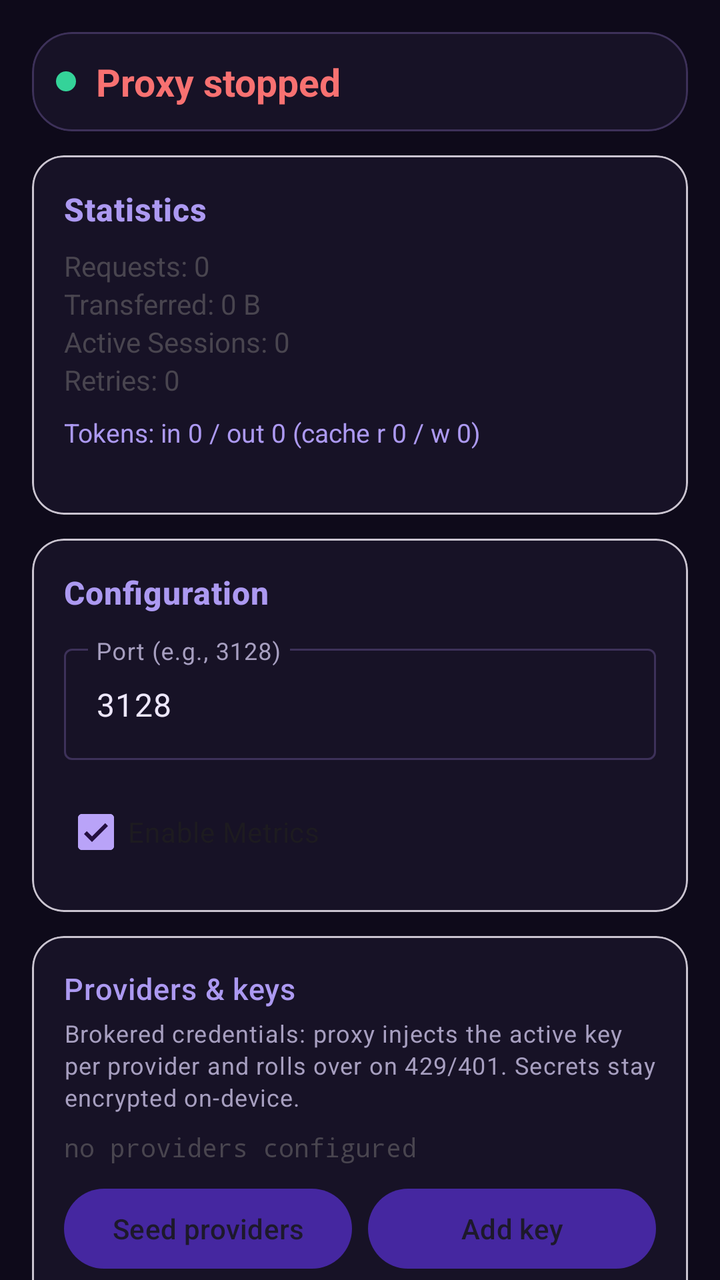
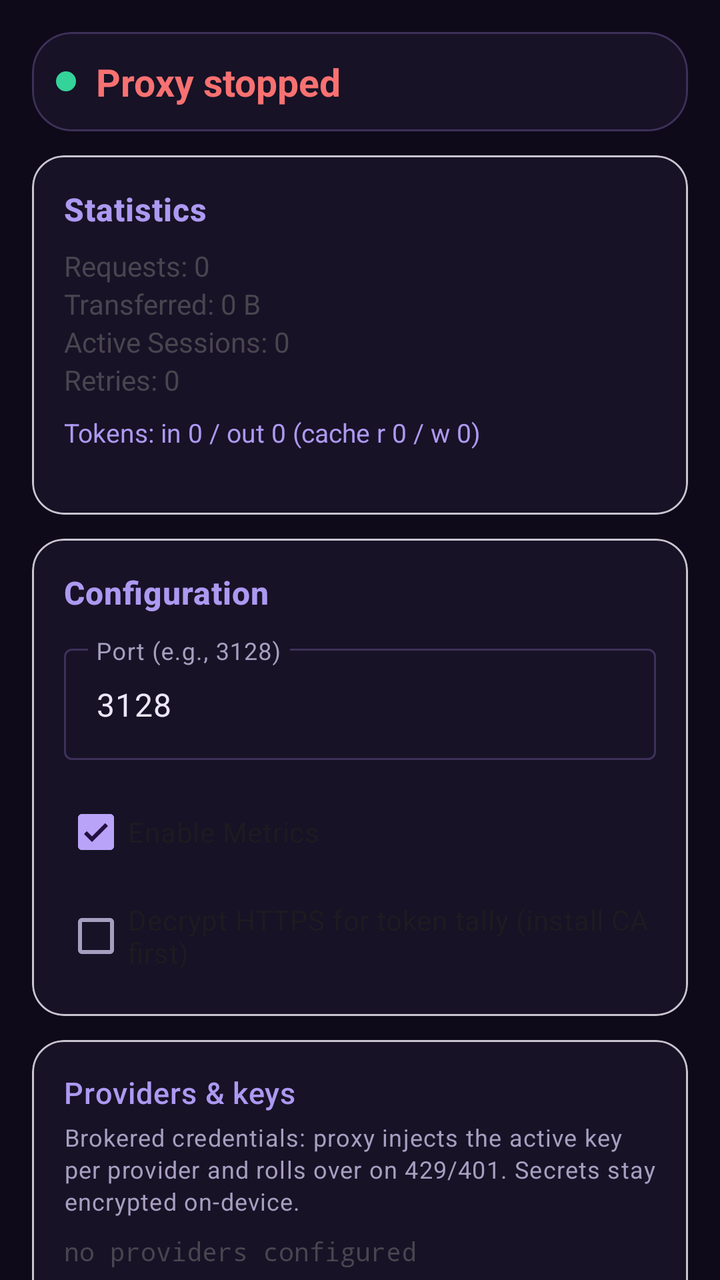

An Android layout rendered at two revisions. The XML below is the earlier revision; the diff shows what the commit changed to produce the second picture.
<!-- AndroidManifest.xml: activity theme Theme.ProxyApp.NoActionBar -->
<!-- res/layout/activity_main.xml -->
<?xml version="1.0" encoding="utf-8"?>
<androidx.constraintlayout.widget.ConstraintLayout
    xmlns:android="http://schemas.android.com/apk/res/android"
    xmlns:app="http://schemas.android.com/apk/res-auto"
    xmlns:tools="http://schemas.android.com/tools"
    android:layout_width="match_parent"
    android:layout_height="match_parent"
    android:fitsSystemWindows="true"
    tools:context=".MainActivity">

    <androidx.core.widget.NestedScrollView
        android:layout_width="match_parent"
        android:layout_height="0dp"
        android:fillViewport="true"
        app:layout_constraintBottom_toBottomOf="parent"
        app:layout_constraintTop_toTopOf="parent"
        app:layout_constraintStart_toStartOf="parent"
        app:layout_constraintEnd_toEndOf="parent">

        <LinearLayout
            android:layout_width="match_parent"
            android:layout_height="wrap_content"
            android:orientation="vertical"
            android:padding="16dp">

            <com.google.android.material.card.MaterialCardView
                android:id="@+id/statusCard"
                android:layout_width="match_parent"
                android:layout_height="wrap_content"
                android:layout_marginBottom="12dp"
                app:cardCornerRadius="20dp"
                app:strokeWidth="1dp"
                app:strokeColor="@color/outline"
                app:cardBackgroundColor="@color/surface">

                <LinearLayout
                    android:layout_width="match_parent"
                    android:layout_height="wrap_content"
                    android:orientation="vertical"
                    android:padding="12dp">

                    <LinearLayout
                        android:layout_width="match_parent"
                        android:layout_height="wrap_content"
                        android:orientation="horizontal"
                        android:gravity="center_vertical">

                        <View
                            android:id="@+id/statusDot"
                            android:layout_width="10dp"
                            android:layout_height="10dp"
                            android:layout_marginEnd="10dp"
                            android:background="@drawable/status_dot" />

                        <TextView
                            android:id="@+id/statusText"
                            android:layout_width="0dp"
                            android:layout_height="wrap_content"
                            android:layout_weight="1"
                            android:text="@string/proxy_stopped"
                            android:textSize="19sp"
                            android:textStyle="bold"
                            android:textColor="@color/red" />
                    </LinearLayout>

                    <TextView
                        android:id="@+id/portText"
                        android:layout_width="match_parent"
                        android:layout_height="wrap_content"
                        android:text=""
                        android:textSize="13sp"
                        android:gravity="center"
                        android:layout_marginTop="4dp"
                        android:textColor="@color/purple_200"
                        android:visibility="gone"/>

                    <TextView
                        android:id="@+id/upstreamText"
                        android:layout_width="match_parent"
                        android:layout_height="wrap_content"
                        android:text=""
                        android:textSize="12sp"
                        android:gravity="center"
                        android:layout_marginTop="2dp"
                        android:visibility="gone"/>
                </LinearLayout>
            </com.google.android.material.card.MaterialCardView>

            <com.google.android.material.card.MaterialCardView
                android:id="@+id/statsCard"
                android:layout_width="match_parent"
                android:layout_height="wrap_content"
                app:cardBackgroundColor="@color/surface"
                android:layout_marginBottom="12dp"
                app:cardCornerRadius="16dp">

                <LinearLayout
                    android:layout_width="match_parent"
                    android:layout_height="wrap_content"
                    android:orientation="vertical"
                    android:padding="16dp">

                    <TextView
                        android:layout_width="match_parent"
                        android:layout_height="wrap_content"
                        android:text="Statistics"
                        android:textSize="16sp"
                        android:textStyle="bold"
                        style="@style/Text.SectionTitle"/>

                    <TextView
                        android:id="@+id/requestsText"
                        android:layout_width="match_parent"
                        android:layout_height="wrap_content"
                        android:text="Requests: 0"
                        android:layout_marginTop="8dp"/>

                    <TextView
                        android:id="@+id/bytesText"
                        android:layout_width="match_parent"
                        android:layout_height="wrap_content"
                        android:text="Transferred: 0 B"/>

                    <TextView
                        android:id="@+id/sessionsText"
                        android:layout_width="match_parent"
                        android:layout_height="wrap_content"
                        android:text="Active Sessions: 0"/>

                    <TextView
                        android:id="@+id/retriesText"
                        android:layout_width="match_parent"
                        android:layout_height="wrap_content"
                        android:text="Retries: 0"/>

                    <TextView
                        android:id="@+id/tokensText"
                        android:layout_width="match_parent"
                        android:layout_height="wrap_content"
                        android:layout_marginTop="8dp"
                        android:text="Tokens: in 0 / out 0 (cache r 0 / w 0)"
                        android:textSize="13sp"
                        android:textColor="@color/title_violet"/>

                    <TextView
                        android:id="@+id/hostsText"
                        android:layout_width="match_parent"
                        android:layout_height="wrap_content"
                        android:textSize="12sp"
                        android:fontFamily="monospace"
                        android:text=""/>
                </LinearLayout>
            </com.google.android.material.card.MaterialCardView>

            <com.google.android.material.card.MaterialCardView
                android:id="@+id/configCard"
                android:layout_width="match_parent"
                android:layout_height="wrap_content"
                app:cardBackgroundColor="@color/surface"
                android:layout_marginBottom="12dp"
                app:cardCornerRadius="16dp">

                <LinearLayout
                    android:layout_width="match_parent"
                    android:layout_height="wrap_content"
                    android:orientation="vertical"
                    android:padding="16dp">

                    <TextView
                        android:layout_width="match_parent"
                        android:layout_height="wrap_content"
                        android:text="Configuration"
                        android:textSize="16sp"
                        android:textStyle="bold"
                        style="@style/Text.SectionTitle"/>

                    <com.google.android.material.textfield.TextInputLayout
                        android:layout_width="match_parent"
                        android:layout_height="wrap_content"
                        android:layout_marginTop="12dp"
                        android:hint="@string/port_hint"
                        style="@style/Widget.Material3.TextInputLayout.OutlinedBox">

                        <com.google.android.material.textfield.TextInputEditText
                            android:id="@+id/portInput"
                            android:layout_width="match_parent"
                            android:layout_height="wrap_content"
                            android:inputType="number"
                            android:text="3128"/>
                    </com.google.android.material.textfield.TextInputLayout>

                    <com.google.android.material.checkbox.MaterialCheckBox
                        android:id="@+id/metricsCheck"
                        android:layout_width="wrap_content"
                        android:layout_height="wrap_content"
                        android:layout_marginTop="12dp"
                        android:text="@string/metrics_enabled"
                        android:checked="true"/>
                </LinearLayout>
            </com.google.android.material.card.MaterialCardView>

            <com.google.android.material.card.MaterialCardView
                android:id="@+id/providersCard"
                android:layout_width="match_parent"
                android:layout_height="wrap_content"
                android:layout_marginBottom="12dp"
                app:cardCornerRadius="16dp"
                app:cardBackgroundColor="@color/surface">

                <LinearLayout
                    android:layout_width="match_parent"
                    android:layout_height="wrap_content"
                    android:orientation="vertical"
                    android:padding="16dp">

                    <TextView
                        android:layout_width="match_parent"
                        android:layout_height="wrap_content"
                        style="@style/Text.SectionTitle"
                        android:text="@string/providers_title"/>

                    <TextView
                        android:layout_width="match_parent"
                        android:layout_height="wrap_content"
                        style="@style/Text.Hint"
                        android:layout_marginTop="4dp"
                        android:text="@string/providers_hint"/>

                    <TextView
                        android:id="@+id/providersSummaryText"
                        android:layout_width="match_parent"
                        android:layout_height="wrap_content"
                        android:layout_marginTop="8dp"
                        android:textSize="13sp"
                        android:fontFamily="monospace"
                        android:text="no providers configured"/>

                    <LinearLayout
                        android:layout_width="match_parent"
                        android:layout_height="wrap_content"
                        android:orientation="horizontal"
                        android:layout_marginTop="8dp">

                        <com.google.android.material.button.MaterialButton
                            android:id="@+id/seedProvidersButton"
                            android:layout_width="0dp"
                            android:layout_height="wrap_content"
                            android:layout_weight="1"
                            android:layout_marginEnd="4dp"
                            android:text="@string/seed_providers"
                            style="@style/Widget.Material3.Button.TonalButton"/>

                        <com.google.android.material.button.MaterialButton
                            android:id="@+id/addKeyButton"
                            android:layout_width="0dp"
                            android:layout_height="wrap_content"
                            android:layout_weight="1"
                            android:layout_marginStart="4dp"
                            android:text="@string/add_key"
                            style="@style/Widget.Material3.Button.TonalButton"/>
                    </LinearLayout>

                    <LinearLayout
                        android:layout_width="match_parent"
                        android:layout_height="wrap_content"
                        android:orientation="horizontal"
                        android:layout_marginTop="8dp">

                        <com.google.android.material.button.MaterialButton
                            android:id="@+id/exportBackupButton"
                            android:layout_width="0dp"
                            android:layout_height="wrap_content"
                            android:layout_weight="1"
                            android:layout_marginEnd="4dp"
                            android:text="@string/export_backup"
                            style="@style/Widget.Material3.Button.OutlinedButton"/>

                        <com.google.android.material.button.MaterialButton
                            android:id="@+id/importBackupButton"
                            android:layout_width="0dp"
                            android:layout_height="wrap_content"
                            android:layout_weight="1"
                            android:layout_marginStart="4dp"
                            android:text="@string/import_backup"
                            style="@style/Widget.Material3.Button.OutlinedButton"/>
                    </LinearLayout>
                </LinearLayout>
            </com.google.android.material.card.MaterialCardView>

            <com.google.android.material.card.MaterialCardView
                android:id="@+id/eventsCard"
                android:layout_width="match_parent"
                android:layout_height="wrap_content"
                android:layout_marginBottom="12dp"
                app:cardCornerRadius="16dp"
                app:cardBackgroundColor="@color/surface">

                <LinearLayout
                    android:layout_width="match_parent"
                    android:layout_height="wrap_content"
                    android:orientation="vertical"
                    android:padding="16dp">

                    <TextView
                        android:layout_width="match_parent"
                        android:layout_height="wrap_content"
                        style="@style/Text.SectionTitle"
                        android:text="@string/events_title"/>

                    <ScrollView
                        android:id="@+id/eventsScrollView"
                        android:layout_width="match_parent"
                        android:layout_height="wrap_content"
                        android:maxHeight="220dp"
                        android:layout_marginTop="8dp"
                        android:background="@drawable/script_block_bg">

                        <TextView
                            android:id="@+id/eventsText"
                            android:layout_width="match_parent"
                            android:layout_height="wrap_content"
                            android:padding="10dp"
                            style="@style/Text.ScriptBlock"
                            android:text="No events yet — start the proxy."/>
                    </ScrollView>
                </LinearLayout>
            </com.google.android.material.card.MaterialCardView>

            <LinearLayout
                android:layout_width="match_parent"
                android:layout_height="wrap_content"
                android:orientation="horizontal"
                android:gravity="center"
                android:layout_marginTop="4dp">

                <com.google.android.material.button.MaterialButton
                    android:id="@+id/startStopButton"
                    android:layout_width="0dp"
                    android:layout_height="wrap_content"
                    android:layout_weight="1"
                    android:layout_marginEnd="8dp"
                    android:text="@string/start_proxy"
                    app:icon="@android:drawable/ic_media_play"/>

                <com.google.android.material.button.MaterialButton
                    android:id="@+id/exportButton"
                    android:layout_width="0dp"
                    android:layout_height="wrap_content"
                    android:layout_weight="1"
                    android:layout_marginStart="8dp"
                    android:text="@string/export_metrics"/>
            </LinearLayout>

            <com.google.android.material.button.MaterialButton
                android:id="@+id/clearButton"
                android:layout_width="match_parent"
                android:layout_height="wrap_content"
                android:layout_marginTop="8dp"
                android:text="@string/clear_metrics"
                style="@style/Widget.Material3.Button.OutlinedButton"/>

            <com.google.android.material.card.MaterialCardView
                android:id="@+id/setupScriptCard"
                android:layout_width="match_parent"
                android:layout_height="wrap_content"
                app:cardBackgroundColor="@color/surface"
                android:layout_marginTop="12dp"
                app:cardCornerRadius="16dp">

                <LinearLayout
                    android:layout_width="match_parent"
                    android:layout_height="wrap_content"
                    android:orientation="vertical"
                    android:padding="16dp">

                    <LinearLayout
                        android:id="@+id/setupScriptHeader"
                        android:layout_width="match_parent"
                        android:layout_height="wrap_content"
                        android:orientation="horizontal"
                        android:gravity="center_vertical"
                        android:clickable="true"
                        android:focusable="true">

                        <TextView
                            android:layout_width="0dp"
                            android:layout_height="wrap_content"
                            android:layout_weight="1"
                            android:text="@string/setup_script_title"
                            android:textSize="16sp"
                            android:textStyle="bold"
                            style="@style/Text.SectionTitle"/>

                        <ImageView
                            android:id="@+id/setupScriptExpandIcon"
                            android:layout_width="32dp"
                            android:layout_height="32dp"
                            android:padding="4dp"
                            android:src="@android:drawable/arrow_down_float"
                            android:contentDescription="@string/expand"/>
                    </LinearLayout>

                    <TextView
                        android:layout_width="match_parent"
                        android:layout_height="wrap_content"
                        android:text="@string/setup_script_hint"
                        style="@style/Text.Hint"
                        android:layout_marginTop="4dp"/>

                    <com.google.android.material.button.MaterialButton
                        android:id="@+id/copyScriptButton"
                        android:layout_width="wrap_content"
                        android:layout_height="wrap_content"
                        android:layout_marginTop="8dp"
                        android:text="@string/copy_setup_script"
                        app:icon="@android:drawable/ic_menu_save"
                        app:strokeWidth="1dp"
                        app:strokeColor="@color/outline"/>

                    <ScrollView
                        android:id="@+id/setupScriptScrollView"
                        android:layout_width="match_parent"
                        android:layout_height="wrap_content"
                        android:maxHeight="280dp"
                        android:layout_marginTop="8dp"
                        android:background="@drawable/script_block_bg"
                        android:visibility="gone">

                        <HorizontalScrollView
                            android:layout_width="match_parent"
                            android:layout_height="wrap_content">

                            <TextView
                                android:id="@+id/setupScriptText"
                                android:layout_width="wrap_content"
                                android:layout_height="wrap_content"
                                android:padding="10dp"
                                style="@style/Text.ScriptBlock"
                                android:textIsSelectable="true"/>
                        </HorizontalScrollView>
                    </ScrollView>
                </LinearLayout>
            </com.google.android.material.card.MaterialCardView>

            <com.google.android.material.card.MaterialCardView
                android:id="@+id/cleanupScriptCard"
                android:layout_width="match_parent"
                android:layout_height="wrap_content"
                app:cardBackgroundColor="@color/surface"
                android:layout_marginTop="12dp"
                android:layout_marginBottom="24dp"
                app:cardCornerRadius="16dp">

                <LinearLayout
                    android:layout_width="match_parent"
                    android:layout_height="wrap_content"
                    android:orientation="vertical"
                    android:padding="16dp">

                    <LinearLayout
                        android:id="@+id/cleanupScriptHeader"
                        android:layout_width="match_parent"
                        android:layout_height="wrap_content"
                        android:orientation="horizontal"
                        android:gravity="center_vertical"
                        android:clickable="true"
                        android:focusable="true">

                        <TextView
                            android:layout_width="0dp"
                            android:layout_height="wrap_content"
                            android:layout_weight="1"
                            android:text="@string/cleanup_script_title"
                            android:textSize="16sp"
                            android:textStyle="bold"
                            style="@style/Text.SectionTitle"/>

                        <ImageView
                            android:id="@+id/cleanupScriptExpandIcon"
                            android:layout_width="32dp"
                            android:layout_height="32dp"
                            android:padding="4dp"
                            android:src="@android:drawable/arrow_down_float"
                            android:contentDescription="@string/expand"/>
                    </LinearLayout>

                    <TextView
                        android:layout_width="match_parent"
                        android:layout_height="wrap_content"
                        android:text="@string/cleanup_script_hint"
                        style="@style/Text.Hint"
                        android:layout_marginTop="4dp"/>

                    <com.google.android.material.button.MaterialButton
                        android:id="@+id/copyCleanupButton"
                        android:layout_width="wrap_content"
                        android:layout_height="wrap_content"
                        android:layout_marginTop="8dp"
                        android:text="@string/copy_cleanup_script"
                        app:icon="@android:drawable/ic_menu_save"
                        app:strokeWidth="1dp"
                        app:strokeColor="@color/outline"/>

                    <ScrollView
                        android:id="@+id/cleanupScriptScrollView"
                        android:layout_width="match_parent"
                        android:layout_height="wrap_content"
                        android:maxHeight="280dp"
                        android:layout_marginTop="8dp"
                        android:background="@drawable/script_block_bg"
                        android:visibility="gone">

                        <HorizontalScrollView
                            android:layout_width="match_parent"
                            android:layout_height="wrap_content">

                            <TextView
                                android:id="@+id/cleanupScriptText"
                                android:layout_width="wrap_content"
                                android:layout_height="wrap_content"
                                android:padding="8dp"
                                android:textSize="11sp"
                                android:fontFamily="monospace"
                                android:textIsSelectable="true"/>
                        </HorizontalScrollView>
                    </ScrollView>
                </LinearLayout>
            </com.google.android.material.card.MaterialCardView>
        </LinearLayout>
    </androidx.core.widget.NestedScrollView>
</androidx.constraintlayout.widget.ConstraintLayout>
<!-- resources referenced by this layout -->
<resources>
  <color name="outline">#FF3D3159</color>
  <color name="purple_200">#FFB9A3F8</color>
  <color name="red">#FFF87171</color>
  <color name="surface">#FF171226</color>
  <color name="title_violet">#FFAC99F1</color>
  <!-- drawable script_block_bg (drawable) -->
  <?xml version="1.0" encoding="utf-8"?>
  <shape xmlns:android="http://schemas.android.com/apk/res/android"
      android:shape="rectangle">
      <solid android:color="@color/surface_high" />
      <stroke
          android:width="1dp"
          android:color="@color/outline_variant" />
      <corners android:radius="12dp" />
  </shape>
  <!-- drawable status_dot (drawable) -->
  <?xml version="1.0" encoding="utf-8"?>
  <shape xmlns:android="http://schemas.android.com/apk/res/android"
      android:shape="oval">
      <solid android:color="@color/status_running" />
      <size
          android:width="10dp"
          android:height="10dp" />
  </shape>
  <string name="add_key">Add key</string>
  <string name="cleanup_script_hint">Copy and paste into Termux / proot Ubuntu to remove proxy env, kill daemon, clear metrics.</string>
  <string name="cleanup_script_title">Terminal cleanup script</string>
  <string name="clear_metrics">Clear Metrics</string>
  <string name="copy_cleanup_script">Copy cleanup script</string>
  <string name="copy_setup_script">Copy setup script</string>
  <string name="events_title">Recent events</string>
  <string name="expand">Expand</string>
  <string name="export_backup">Export backup</string>
  <string name="export_metrics">Export Metrics</string>
  <string name="import_backup">Import backup</string>
  <string name="metrics_enabled">Enable Metrics</string>
  <string name="port_hint">Port (e.g., 3128)</string>
  <string name="providers_hint">Brokered credentials: proxy injects the active key per provider and rolls over on 429/401. Secrets stay encrypted on-device.</string>
  <string name="providers_title">Providers &amp; keys</string>
  <string name="proxy_stopped">Proxy stopped</string>
  <string name="seed_providers">Seed providers</string>
  <string name="setup_script_hint">Copy and paste into Termux / proot Ubuntu to route opencode through this proxy.</string>
  <string name="setup_script_title">Terminal setup script</string>
  <string name="start_proxy">Start Proxy</string>
  <style name="Text.Hint" parent="TextAppearance.Material3.BodySmall">
          <item name="android:textColor">@color/hint_text</item>
      </style>
  <style name="Text.ScriptBlock" parent="TextAppearance.Material3.BodySmall">
          <item name="android:textColor">@color/on_surface</item>
          <item name="android:fontFamily">monospace</item>
          <item name="android:textSize">11sp</item>
      </style>
  <style name="Text.SectionTitle" parent="TextAppearance.Material3.TitleMedium">
          <item name="android:textColor">@color/title_violet</item>
          <item name="android:textSize">15sp</item>
          <item name="android:letterSpacing">0.02</item>
      </style>
  <style name="Theme.ProxyApp.NoActionBar">
          <item name="windowActionBar">false</item>
          <item name="windowNoTitle">true</item>
      </style>
  <color name="surface_high">#FF241B3D</color>
  <color name="outline_variant">#FF2C2342</color>
  <color name="status_running">#FF34D399</color>
  <color name="hint_text">#FFA79FC0</color>
  <color name="on_surface">#FFEDE7FB</color>
</resources>

<!-- the commit's change to res/layout/activity_main.xml (unified diff, before → after) -->
@@ -196,6 +196,14 @@
                         android:layout_marginTop="12dp"
                         android:text="@string/metrics_enabled"
                         android:checked="true"/>
+
+                    <com.google.android.material.checkbox.MaterialCheckBox
+                        android:id="@+id/mitmCheck"
+                        android:layout_width="wrap_content"
+                        android:layout_height="wrap_content"
+                        android:layout_marginTop="4dp"
+                        android:text="@string/mitm_enabled"
+                        android:checked="false"/>
                 </LinearLayout>
             </com.google.android.material.card.MaterialCardView>
 
@@ -284,6 +292,14 @@
                             android:text="@string/import_backup"
                             style="@style/Widget.Material3.Button.OutlinedButton"/>
                     </LinearLayout>
+
+                    <com.google.android.material.button.MaterialButton
+                        android:id="@+id/exportCaButton"
+                        android:layout_width="match_parent"
+                        android:layout_height="wrap_content"
+                        android:layout_marginTop="8dp"
+                        android:text="@string/export_ca"
+                        style="@style/Widget.Material3.Button.OutlinedButton"/>
                 </LinearLayout>
             </com.google.android.material.card.MaterialCardView>
 
<!-- resource entries referenced after the edit -->
@@ -33,9 +33,11 @@
   <string name="events_title">Recent events</string>
   <string name="expand">Expand</string>
   <string name="export_backup">Export backup</string>
+  <string name="export_ca">Export MITM CA</string>
   <string name="export_metrics">Export Metrics</string>
   <string name="import_backup">Import backup</string>
   <string name="metrics_enabled">Enable Metrics</string>
+  <string name="mitm_enabled">Decrypt HTTPS for token tally (install CA first)</string>
   <string name="port_hint">Port (e.g., 3128)</string>
   <string name="providers_hint">Brokered credentials: proxy injects the active key per provider and rolls over on 429/401. Secrets stay encrypted on-device.</string>
   <string name="providers_title">Providers &amp; keys</string>
